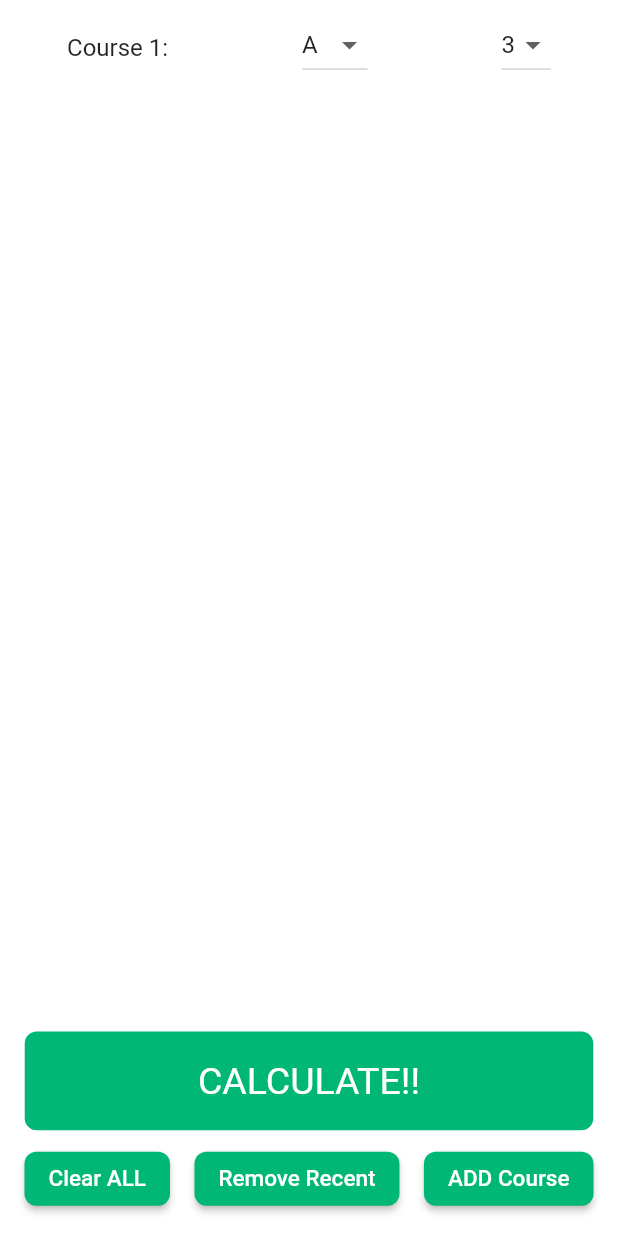
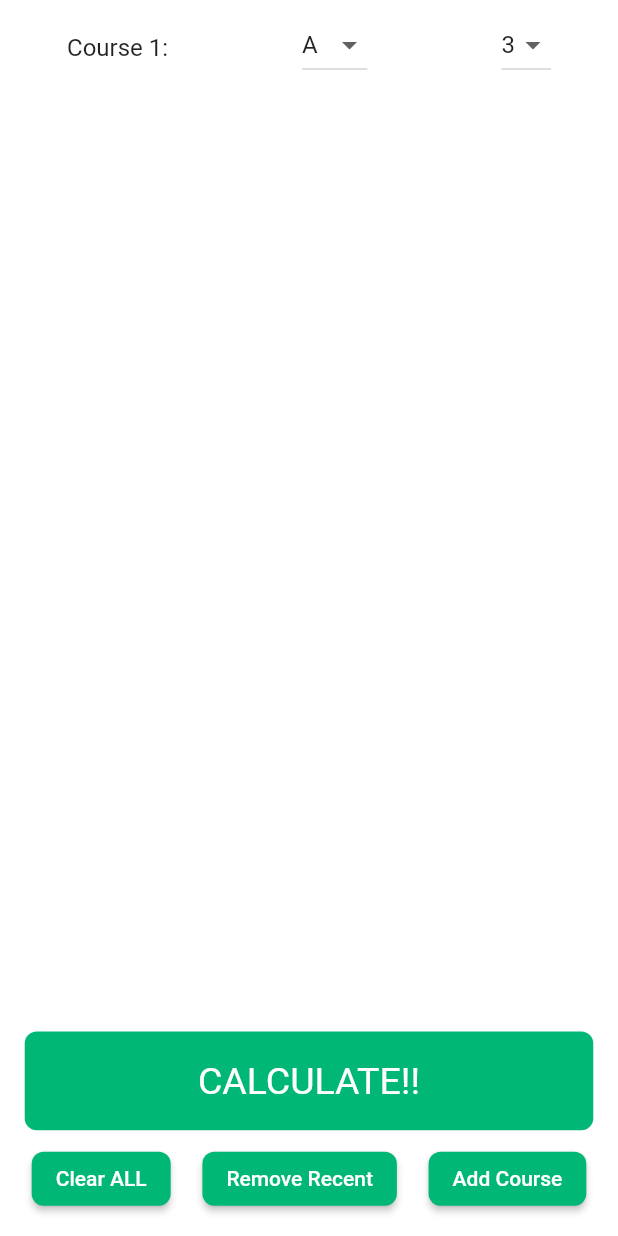
Before and after one commit to LoayMoh99/GPA-Calculator, a Flutter app: the SecondPage screen opened directly with empty values, item 3 of the bottom bar chosen, after a tap on "CALCULATE!!", after a tap on "Clear ALL", on a phone screen of 412 x 824 dp. Run offline on Flutter 3.47's test engine with Material 2 defaults, Android fonts, the phone set to English and light mode, and no system bars; our stand-ins replace rflutter_alert, shared_preferences; accounts and stored records are empty.

```diff
--- a/lib/main.dart
+++ b/lib/main.dart
@@ -4,12 +4,17 @@ import 'package:gpa_calculator/screens/input_page/input_num.dart';
 import 'package:gpa_calculator/screens/second_page/calculate_gpa.dart';
 import 'package:provider/provider.dart';
 import './utilities/my_theme.dart';
+import 'package:flutter/services.dart';
 
 void main() => runApp(MyApp());
 
 class MyApp extends StatelessWidget {
   @override
   Widget build(BuildContext context) {
+    SystemChrome.setPreferredOrientations([
+      DeviceOrientation.portraitUp,
+      DeviceOrientation.portraitDown,
+    ]);
     return ChangeNotifierProvider(
       create: (context) => GPACalculate(),
       child: MaterialApp(
--- a/lib/screens/input_page/input_num.dart
+++ b/lib/screens/input_page/input_num.dart
@@ -1,12 +1,11 @@
 import 'package:flutter/material.dart';
 import 'package:gpa_calculator/screens/input_page/cumm_gpa.dart';
-import 'package:gpa_calculator/screens/second_page/calculate_gpa.dart';
-import 'package:gpa_calculator/screens/second_page/second_page.dart';
-import 'package:provider/provider.dart';
+import 'package:gpa_calculator/utilities/custom_button.dart';
+import 'package:gpa_calculator/utilities/router_generator.dart';
 import 'package:rflutter_alert/rflutter_alert.dart';
+import 'package:shared_preferences/shared_preferences.dart';
 
 class InputPage extends StatefulWidget {
-  final String routeName = "/";
   @override
   State<StatefulWidget> createState() {
     return new InputPageState();
@@ -25,7 +24,7 @@ class InputPageState extends State<InputPage> {
     super.dispose();
   }
 
-  double cgpa = 0.0;
+  double cgpa = 0.0, recentGpa = 0.0;
   int tHrs = 0;
   bool error;
   String errorMsg;
@@ -43,13 +42,31 @@ class InputPageState extends State<InputPage> {
       } else if (cgpa > 4.0) {
         error = true;
         errorMsg = "GPA can't be more than 4.0";
-      } else if (cgpa == 0.0 && tHrs > 0) {
+      } else if ((cgpa == 0.0 && tHrs > 0) || (cgpa > 0 && tHrs == 0)) {
         tHrs = 0;
+        cgpa = 0;
       }
     } catch (Exception) {
       error = true;
       errorMsg = "Please write the data correctly and don't leave it empty..";
     }
+  }
+
+  Future<Null> getSharedPrefs() async {
+    SharedPreferences prefs = await SharedPreferences.getInstance();
+    recentGpa = prefs.getDouble('recent_result') ?? 0;
+    setState(() {});
+  }
+
+  @override
+  void initState() {
+    super.initState();
+    getSharedPrefs();
+  }
+
+  String _recentGpa() {
+    getSharedPrefs();
+    return '${recentGpa.toStringAsFixed(2)}';
   }
 
   @override
@@ -121,7 +138,7 @@ class InputPageState extends State<InputPage> {
                         ),
                       ),
                       Text(
-                        '${Provider.of<GPACalculate>(context).recentGPA.toStringAsFixed(2)}',
+                        _recentGpa(),
                         style: TextStyle(
                           fontSize: 22,
                           color: Theme.of(context).accentColor,
@@ -134,12 +151,14 @@ class InputPageState extends State<InputPage> {
                 Padding(
                   padding: EdgeInsets.only(
                       top: MediaQuery.of(context).size.height * 0.04),
-                  child: RaisedButton(
-                    shape: RoundedRectangleBorder(
-                      borderRadius: BorderRadius.circular(8),
-                    ),
-                    color: Theme.of(context).accentColor,
-                    onPressed: () {
+                  child: Row(
+                    mainAxisAlignment: MainAxisAlignment.spaceEvenly,
+                    children: <Widget>[
+                      CustomButton(
+                        btnText: 'Current Semester',
+                        textColor: Colors.white,
+                        backColor: Theme.of(context).accentColor,
+                        onPress: () {
                           puttingValues();
                           if (!error) {
                             CummGPA cummGpa = CummGPA(
@@ -148,25 +167,38 @@ class InputPageState extends State<InputPage> {
                             );
                             Navigator.push(
                                 context,
-                          MaterialPageRoute(
-                            builder: (context) => SecondPage(
-                              cummgpa: cummGpa,
-                            ),
-                          ),
-                        );
+                                RouterGenerator.generateRoute(RouteSettings(
+                                  name: '/second',
+                                  arguments: cummGpa,
+                                )));
                           } else {
                             //there is error(value unassigned)
-                        Alert(context: context, title: 'ERROR!', desc: errorMsg)
+                            Alert(
+                                    context: context,
+                                    title: 'ERROR!',
+                                    desc: errorMsg)
                                 .show();
                           }
                         },
-                    child: Text(
-                      'Current Semester',
-                      style: TextStyle(
-                        color: Colors.white,
-                        fontSize: 15,
                       ),
+                      CustomButton(
+                        btnText: 'First Semester',
+                        backColor: Color(0xCCFFFFFF),
+                        textColor: Theme.of(context).accentColor,
+                        onPress: () {
+                          CummGPA cummGpa = CummGPA(
+                            gpa: 0,
+                            tHrs: 0,
+                          );
+                          Navigator.push(
+                              context,
+                              RouterGenerator.generateRoute(RouteSettings(
+                                name: '/second',
+                                arguments: cummGpa,
+                              )));
+                        },
                       ),
+                    ],
                   ),
                 ),
               ],
--- a/lib/screens/result_page/result_page.dart
+++ b/lib/screens/result_page/result_page.dart
@@ -1,9 +1,8 @@
 import 'package:flutter/material.dart';
 
 class ResultPage extends StatelessWidget {
-  final String routeName = "/result";
   final double gpa;
-  ResultPage(this.gpa);
+  ResultPage({this.gpa});
   @override
   Widget build(BuildContext context) {
     var screenWidth = MediaQuery.of(context).size.width;
--- a/lib/screens/second_page/second_page.dart
+++ b/lib/screens/second_page/second_page.dart
@@ -1,11 +1,13 @@
+import 'package:flutter/cupertino.dart';
 import 'package:flutter/material.dart';
-import 'package:flutter/cupertino.dart';
-import 'package:gpa_calculator/screens/input_page/cumm_gpa.dart';
-import 'package:gpa_calculator/screens/result_page/result_page.dart';
-import 'package:gpa_calculator/screens/second_page/calculate_gpa.dart';
-import 'package:gpa_calculator/utilities/custom_droplist.dart';
-import 'package:gpa_calculator/utilities/gpa_grades.dart';
+import 'package:gpa_calculator/utilities/router_generator.dart';
 import 'package:provider/provider.dart';
+import 'package:shared_preferences/shared_preferences.dart';
+
+import '../../utilities/custom_droplist.dart';
+import '../../utilities/gpa_grades.dart';
+import '../input_page/cumm_gpa.dart';
+import 'calculate_gpa.dart';
 
 class SecondPage extends StatefulWidget {
   final String routeName = "/second";
@@ -53,8 +55,8 @@ class _SecondPageState extends State<SecondPage> {
             ),
           ),
         ),
+
         //two dropdownboxes for hours and expected grade
-
         DropdownButton<GPA>(
           value: myList[index].selectedGPA,
           items: myList[index].dropdownMenuItemsGPA,
@@ -67,6 +69,11 @@ class _SecondPageState extends State<SecondPage> {
         ),
       ],
     );
+  }
+
+  _saveRecentResult(double gpa) async {
+    SharedPreferences prefs = await SharedPreferences.getInstance();
+    await prefs.setDouble('recent_result', gpa);
   }
 
   @override
@@ -95,15 +102,17 @@ class _SecondPageState extends State<SecondPage> {
                 padding: EdgeInsets.only(
                     top: MediaQuery.of(context).size.height * 0.01),
                 child: GestureDetector(
-                  onTap: () {
+                  onTap: () async {
                     double gpa =
                         Provider.of<GPACalculate>(context, listen: false)
                             .calculateGPA(myList, widget.cummgpa);
-                    Navigator.of(context).push(
-                      MaterialPageRoute(
-                        builder: (context) => ResultPage(gpa),
-                      ),
-                    );
+                    _saveRecentResult(gpa);
+                    Navigator.push(
+                        context,
+                        RouterGenerator.generateRoute(RouteSettings(
+                          name: '/result',
+                          arguments: gpa,
+                        )));
                   },
                   child: Container(
                     width: MediaQuery.of(context).size.width * 0.92,
@@ -130,12 +139,9 @@ class _SecondPageState extends State<SecondPage> {
                 child: Row(
                   mainAxisAlignment: MainAxisAlignment.spaceEvenly,
                   children: <Widget>[
-                    RaisedButton(
-                      shape: RoundedRectangleBorder(
-                        borderRadius: BorderRadius.circular(8),
-                      ),
-                      color: Theme.of(context).accentColor,
-                      onPressed: () {
+                    customButton(
+                      text: 'Clear ALL',
+                      onPress: () {
                         myList = [];
                         noCourses = 1;
                         setState(() {
@@ -143,53 +149,26 @@ class _SecondPageState extends State<SecondPage> {
                               .generateCustomDropDownList(noCourses, myList);
                         });
                       },
-                      child: Text(
-                        'Clear ALL',
-                        style: TextStyle(
-                          color: Colors.white,
-                          fontSize: 15,
-                        ),
-                      ),
                     ),
-                    RaisedButton(
-                      shape: RoundedRectangleBorder(
-                        borderRadius: BorderRadius.circular(8),
-                      ),
-                      color: Theme.of(context).accentColor,
-                      onPressed: () {
-                        noCourses--;
+                    customButton(
+                      text: 'Remove Recent',
+                      onPress: () {
+                        (noCourses <= 1) ? noCourses = 1 : noCourses--;
                         setState(() {
                           Provider.of<GPACalculate>(context, listen: false)
                               .generateCustomDropDownList(noCourses, myList);
                         });
                       },
-                      child: Text(
-                        'Remove Recent',
-                        style: TextStyle(
-                          color: Colors.white,
-                          fontSize: 15,
-                        ),
-                      ),
                     ),
-                    RaisedButton(
-                      shape: RoundedRectangleBorder(
-                        borderRadius: BorderRadius.circular(8),
-                      ),
-                      color: Theme.of(context).accentColor,
-                      onPressed: () {
+                    customButton(
+                      text: 'Add Course',
+                      onPress: () {
                         noCourses++;
                         setState(() {
                           Provider.of<GPACalculate>(context, listen: false)
                               .generateCustomDropDownList(noCourses, myList);
                         });
                       },
-                      child: Text(
-                        'ADD Course',
-                        style: TextStyle(
-                          color: Colors.white,
-                          fontSize: 15,
-                        ),
-                      ),
                     ),
                   ],
                 ),
@@ -200,4 +179,21 @@ class _SecondPageState extends State<SecondPage> {
       ),
     );
   }
+
+  Widget customButton({String text, Function onPress}) {
+    return RaisedButton(
+      shape: RoundedRectangleBorder(
+        borderRadius: BorderRadius.circular(8),
+      ),
+      color: Theme.of(context).accentColor,
+      onPressed: onPress,
+      child: Text(
+        text,
+        style: TextStyle(
+          color: Colors.white,
+          fontSize: 14,
+        ),
+      ),
+    );
+  }
 }
--- /dev/null
+++ b/lib/utilities/custom_button.dart
@@ -0,0 +1,28 @@
+import 'package:flutter/material.dart';
+
+class CustomButton extends StatelessWidget {
+  final Function onPress;
+  final String btnText;
+  final Color backColor;
+  final Color textColor;
+
+  const CustomButton(
+      {this.onPress, this.btnText, this.backColor, this.textColor});
+  @override
+  Widget build(BuildContext context) {
+    return RaisedButton(
+      shape: RoundedRectangleBorder(
+        borderRadius: BorderRadius.circular(8),
+      ),
+      color: backColor,
+      onPressed: onPress,
+      child: Text(
+        btnText,
+        style: TextStyle(
+          color: textColor,
+          fontSize: 15,
+        ),
+      ),
+    );
+  }
+}
--- a/lib/utilities/router_generator.dart
+++ b/lib/utilities/router_generator.dart
@@ -1,6 +1,7 @@
 import 'package:flutter/material.dart';
 import 'package:gpa_calculator/screens/input_page/cumm_gpa.dart';
 import 'package:gpa_calculator/screens/input_page/input_num.dart';
+import 'package:gpa_calculator/screens/result_page/result_page.dart';
 import 'package:gpa_calculator/screens/second_page/second_page.dart';
 
 class RouterGenerator {
@@ -9,16 +10,27 @@ class RouterGenerator {
     final args = settings.arguments;
     switch (settings.name) {
       case "/":
-        return MaterialPageRoute(builder: (_) => InputPage());
+        return MaterialPageRoute(builder: (context) => InputPage());
       case "/second":
         //validations on the argument/s..
         if (args is CummGPA) {
           return MaterialPageRoute(
-            builder: (_) => SecondPage(
+            builder: (context) => SecondPage(
               cummgpa: args,
             ),
           );
         }
+        return _errorRoute();
+      case "/result":
+        //validations on the argument/s..
+        if (args is double) {
+          return MaterialPageRoute(
+            builder: (context) => ResultPage(
+              gpa: args,
+            ),
+          );
+        }
+
         // If args is not of the correct type, return an error page.
         // You can also throw an exception while in development.
         return _errorRoute();
@@ -29,7 +41,7 @@ class RouterGenerator {
   }
 
   static Route<dynamic> _errorRoute() {
-    return MaterialPageRoute(builder: (_) {
+    return MaterialPageRoute(builder: (context) {
       return Scaffold(
         appBar: AppBar(
           title: Text('Error'),
```
Also changed, not shown: pubspec.yaml (+2 -38 lines), pubspec.lock. Lines whose indentation alone changed are shown as unchanged.
